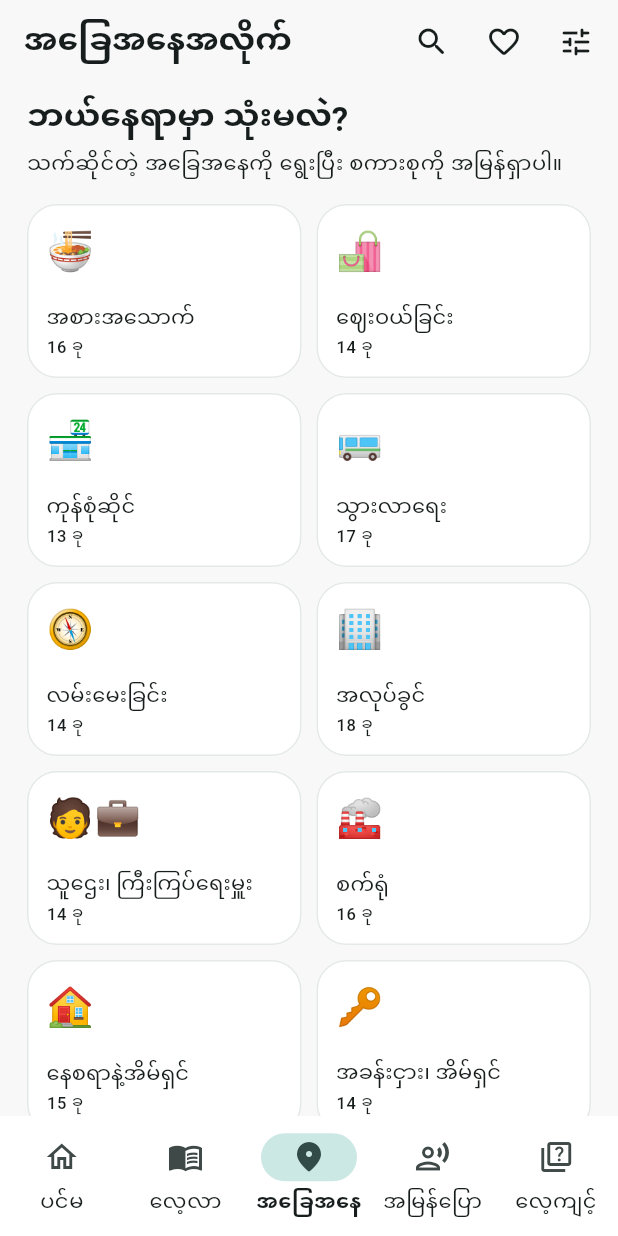
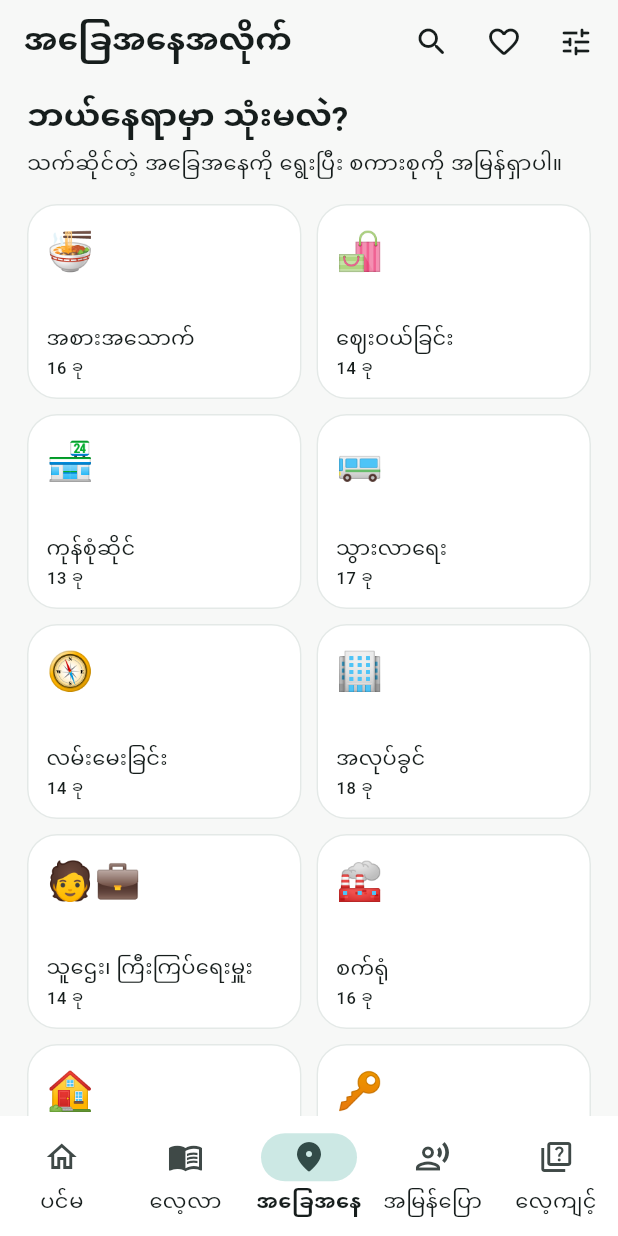
Before and after one commit to sharedbyatt-maker/thai-for-myanmar, a Flutter app: the screen it shows after launch, item 3 of the bottom bar chosen, on a phone screen of 412 x 824 dp. Run offline on Flutter 3.47's test engine with Material 3 defaults, Android fonts, the phone set to English and light mode, and no system bars; our stand-ins replace audioplayers, flutter_tts, google_mobile_ads, shared_preferences, web; missing offline and left inert: dart:js_interop.

Commit message:
Fix small-screen practice tests and situation card sizing

```diff
--- a/lib/learning/study_catalog.dart
+++ b/lib/learning/study_catalog.dart
@@ -35,11 +35,11 @@ class StudyCatalog {
     DateTime now, {
     int limit = 5,
   }) {
-    final reviewedDue = repository.phrases.where((phrase) {
+    final reviewedDue =
+        repository.phrases.where((phrase) {
           final card = progress.cardFor(phrase.id, LearningMode.flashcard);
           return card != null && !card.due.isAfter(dateOnly(now));
-    }).toList()
-      ..sort((a, b) {
+        }).toList()..sort((a, b) {
           final left = progress.cardFor(a.id, LearningMode.flashcard)!;
           final right = progress.cardFor(b.id, LearningMode.flashcard)!;
           final comparison = left.due.compareTo(right.due);
--- a/lib/screens/home_screen.dart
+++ b/lib/screens/home_screen.dart
@@ -67,6 +67,7 @@ class HomeScreen extends StatelessWidget {
         ),
       );
     }
+
     return ListView(
       padding: const EdgeInsets.fromLTRB(18, 12, 18, 24),
       children: [
--- a/lib/screens/situations_screen.dart
+++ b/lib/screens/situations_screen.dart
@@ -43,7 +43,9 @@ class SituationsScreen extends StatelessWidget {
                 crossAxisCount: columns,
                 crossAxisSpacing: 10,
                 mainAxisSpacing: 10,
-                mainAxisExtent: 116,
+                mainAxisExtent: MediaQuery.textScalerOf(
+                  context,
+                ).scale(130).clamp(130.0, 210.0),
               ),
               itemBuilder: (context, index) {
                 final category = categories[index];
```
Also changed, not shown: lib/screens/study_session_screen.dart (+5 -2 lines), 3 other files. Lines whose indentation alone changed are shown as unchanged.
